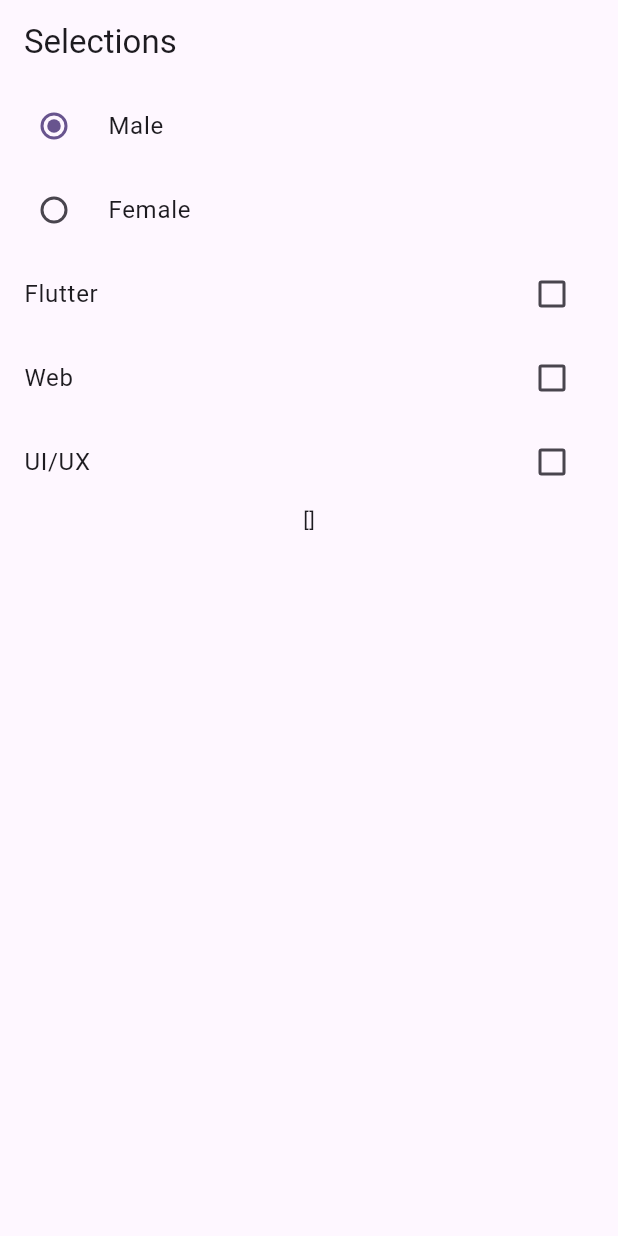
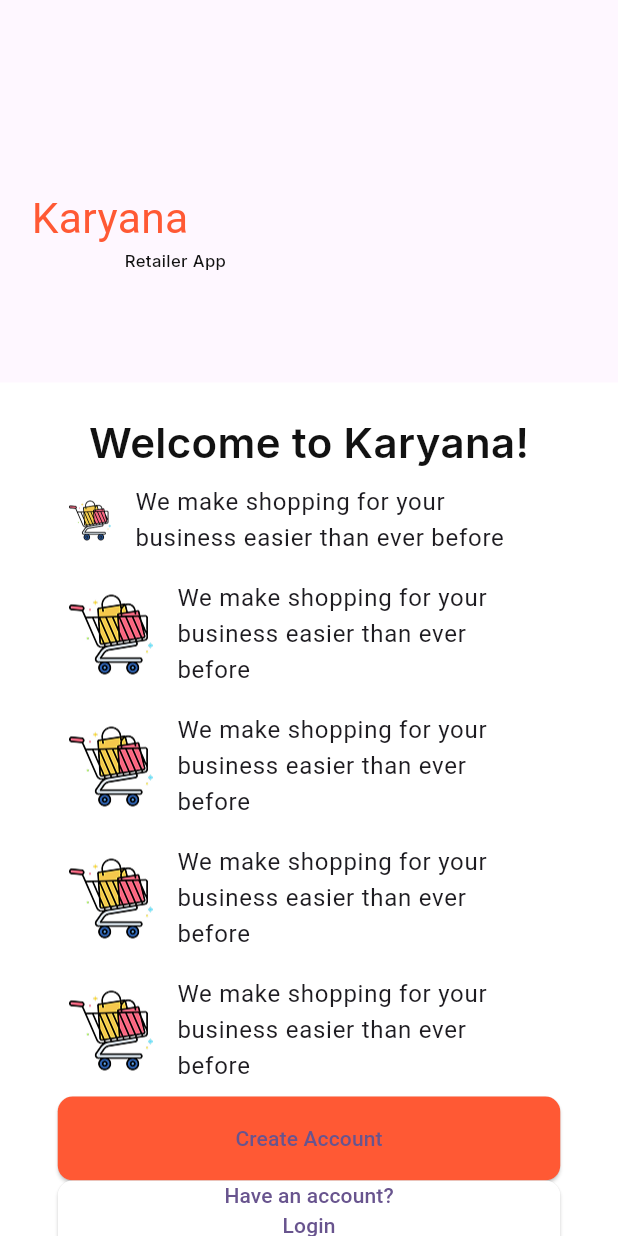
Before and after one commit to AbRehman536/mustafa_frontend, a Flutter app: the screen it shows after launch, on a phone screen of 412 x 824 dp. Run offline on Flutter 3.47's test engine with Material 3 defaults, Android fonts, the light colour scheme and no system bars; our stand-ins replace curved_navigation_bar, google_fonts, google_maps_flutter, pinput, smooth_page_indicator.

Commit message:
Project done

```diff
--- a/lib/main.dart
+++ b/lib/main.dart
@@ -12,6 +12,7 @@
 import 'package:mustafa_frontend/listTile.dart';
 import 'package:mustafa_frontend/menu.dart';
 import 'package:mustafa_frontend/pageview.dart';
+import 'package:mustafa_frontend/project.dart';
 import 'package:mustafa_frontend/row_column.dart';
 import 'package:mustafa_frontend/selection.dart';
 import 'package:mustafa_frontend/settings.dart';
@@ -49,7 +50,7 @@
         // tested with just a hot reload.
         colorScheme: ColorScheme.fromSeed(seedColor: Colors.deepPurple),
       ),
-      home: SelectionDemo(),
+      home: OnBoardingScreen(),
     );
   }
 }
--- /dev/null
+++ b/lib/project.dart
@@ -0,0 +1,94 @@
+import 'package:flutter/material.dart';
+import 'package:google_fonts/google_fonts.dart';
+
+class OnBoardingScreen extends StatelessWidget {
+  const OnBoardingScreen({super.key});
+
+  @override
+  Widget build(BuildContext context) {
+    return Scaffold(
+      body: Column(
+        children: [
+          Align(
+            alignment: Alignment.topLeft,
+            child: Padding(
+              padding: const EdgeInsets.only(top: 125.0, left: 21),
+              child: Text("Karyana", style: GoogleFonts.kronaOne(
+                  fontSize: 28.4, fontWeight: FontWeight.w400
+                  ,color: Color(0xffFF5934)
+              ),),
+            ),
+          ),
+          Align(
+            alignment: Alignment.topLeft,
+            child: Padding(
+              padding: const EdgeInsets.only(bottom: 73.0, left: 83),
+              child: Text("Retailer App", style: GoogleFonts.inter(
+                  fontSize: 11.11, fontWeight: FontWeight.w500
+                  ,color: Color(0xff121212)
+              ),),
+            ),
+          ),
+          Container(
+            color: Colors.white,
+            child:
+            Padding(
+              padding: const EdgeInsets.symmetric(horizontal: 30.0, vertical: 20),
+              child: Column(
+                children: [
+                  Text("Welcome to Karyana!", style: GoogleFonts.inter(
+                      fontSize: 28, fontWeight: FontWeight.w600
+                      ,color: Color(0xff121212)
+                  ),),
+                  ListTile(
+                    leading: Image.asset("assets/images/shopping-cart.png", width: 28,height: 28,),
+                    title: Text("We make shopping for your business easier than ever before"),
+                  ),
+                  ListTile(
+                    leading: Image.asset("assets/images/shopping-cart.png"),
+                    title: Text("We make shopping for your business easier than ever before"),
+                  ),
+                  ListTile(
+                    leading: Image.asset("assets/images/shopping-cart.png"),
+                    title: Text("We make shopping for your business easier than ever before"),
+                  ),
+                  ListTile(
+                    leading: Image.asset("assets/images/shopping-cart.png"),
+                    title: Text("We make shopping for your business easier than ever before"),
+                  ),
+                  ListTile(
+                    leading: Image.asset("assets/images/shopping-cart.png"),
+                    title: Text("We make shopping for your business easier than ever before"),
+                  ),
+                  SizedBox(
+                    width: 335, height: 56,
+                    child: ElevatedButton(onPressed: (){},
+                        style: ElevatedButton.styleFrom(
+                            backgroundColor: Color(0xffFF5934),
+                            shape: RoundedRectangleBorder(
+                                borderRadius: BorderRadius.circular(10)
+                            )
+                        )
+                        , child: Text("Create Account")),
+                  ),
+                  SizedBox(
+                    width: 335, height: 56,
+                    child: ElevatedButton(onPressed: (){}, style: ElevatedButton.styleFrom(
+                        backgroundColor: Color(0xffFFFFFF),
+                        shape: RoundedRectangleBorder(
+                            borderRadius: BorderRadius.circular(10)
+                        )
+                    ), child: Column(children: [
+                      Text("Have an account?"),
+                      Text("Login")
+                    ],)),
+                  ),
+                ],
+              ),
+            ),)
+
+        ],
+      ),
+    );
+  }
+}
--- a/pubspec.yaml
+++ b/pubspec.yaml
@@ -34,6 +34,7 @@
   # The following adds the Cupertino Icons font to your application.
   # Use with the CupertinoIcons class for iOS style icons.
   cupertino_icons: ^1.0.8
+  google_fonts: ^6.3.2
   smooth_page_indicator: ^2.0.1
   flutter_staggered_grid_view: ^0.7.0
   curved_navigation_bar: ^1.0.6
@@ -41,6 +42,7 @@
   intl: ^0.20.2
   google_maps_flutter: ^2.14.0
   provider: ^6.1.5+1
+
 
 dev_dependencies:
   flutter_test:
```
Also changed, not shown: assets/images/shopping-cart.png (added).
